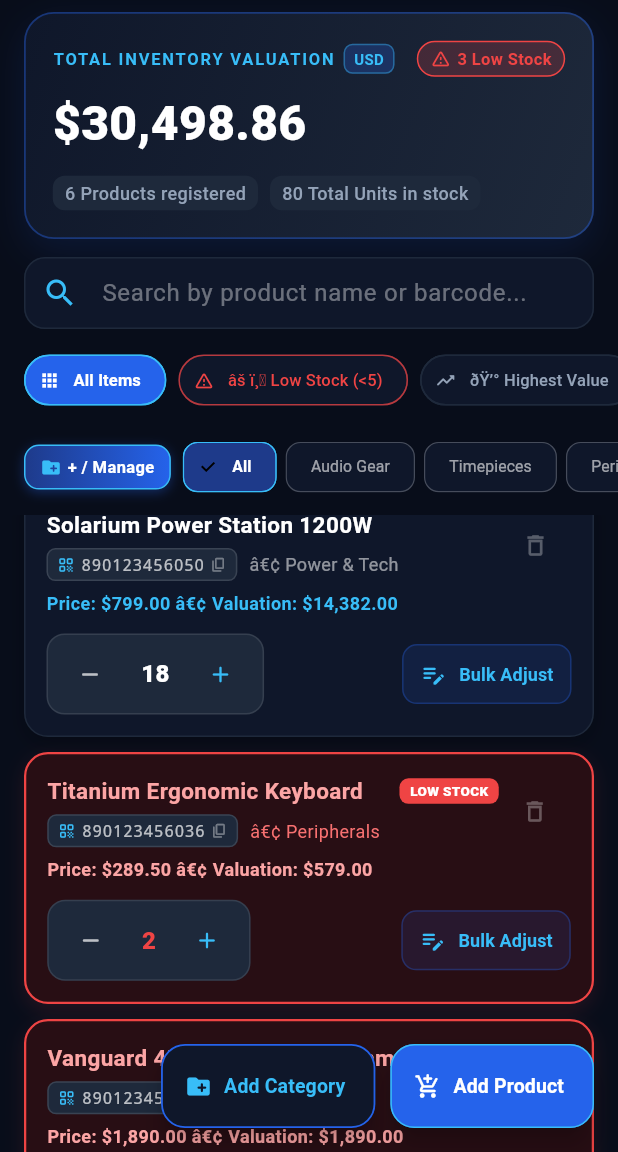
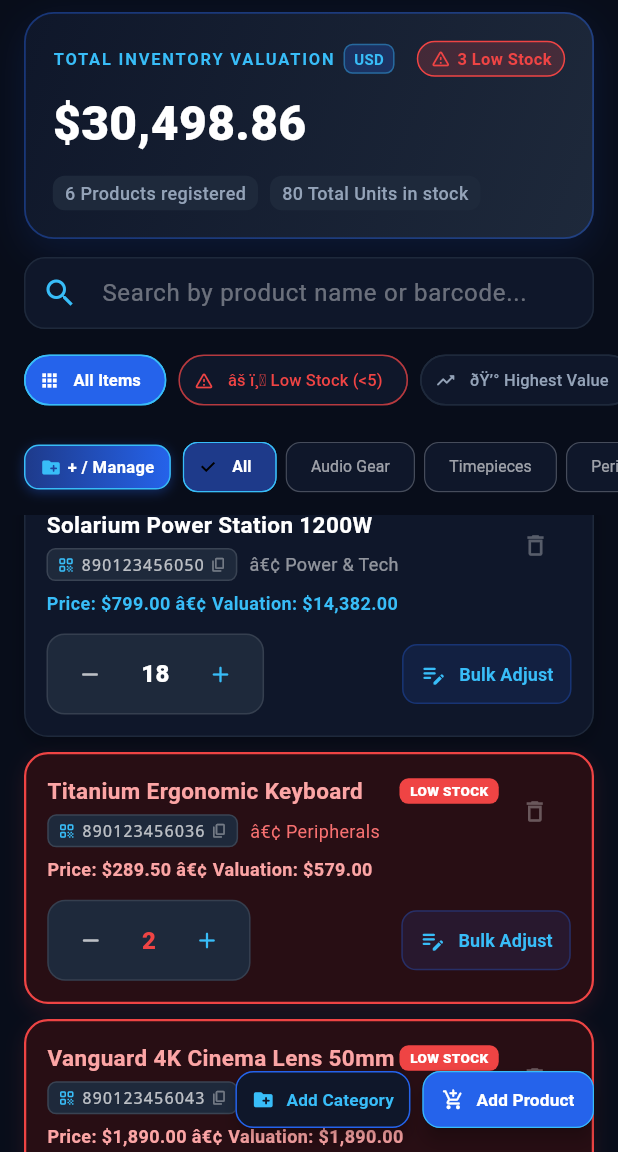
Before and after one commit to Mazen32-afk/Auragithub, a Flutter app: the screen it shows after launch, scrolled down 576 dp, on a phone screen of 412 x 824 dp, the part 84-1236 px from its top. Run offline on Flutter 3.47's test engine with Material 3 defaults, Android fonts, the phone set to English and light mode, and no system bars; our stand-ins replace pdf, share_plus.

Commit message:
Update main.dart

```diff
--- a/lib/main.dart
+++ b/lib/main.dart
@@ -1233,43 +1233,53 @@ class _InventoryScreenState extends State<InventoryScreen> {
         ],
       ),
 
-      // Dual Action Floating Buttons: Add Category & Add Product
+      // Dual Action Floating Buttons: Add Category & Add Product (Compact & Sleek)
       floatingActionButton: Row(
         mainAxisSize: MainAxisSize.min,
         children: [
-          // 1. Add Category Button
-          FloatingActionButton.extended(
+          // 1. Add Category Button (Proportionately Compact)
+          SizedBox(
+            height: 38,
+            child: FloatingActionButton.extended(
               heroTag: 'add_category_fab',
+              materialTapTargetSize: MaterialTapTargetSize.shrinkWrap,
+              extendedPadding: const EdgeInsets.symmetric(horizontal: 11),
               onPressed: () => _openAddCategoryDialog(),
               backgroundColor: const Color(0xFF0F172A),
               foregroundColor: const Color(0xFF38BDF8),
-            elevation: 6,
+              elevation: 4,
               shape: RoundedRectangleBorder(
-              borderRadius: BorderRadius.circular(16),
-              side: const BorderSide(color: Color(0xFF2563EB), width: 1.2),
-            ),
-            icon: const Icon(Icons.create_new_folder_rounded, size: 18),
+                borderRadius: BorderRadius.circular(12),
+                side: const BorderSide(color: Color(0xFF2563EB), width: 1.0),
+              ),
+              icon: const Icon(Icons.create_new_folder_rounded, size: 15),
               label: const Text(
                 'Add Category',
-              style: TextStyle(fontWeight: FontWeight.bold, fontSize: 13),
-            ),
-          ),
-          const SizedBox(width: 10),
-          // 2. Add Product Button
-          FloatingActionButton.extended(
+                style: TextStyle(fontWeight: FontWeight.bold, fontSize: 11.5),
+              ),
+            ),
+          ),
+          const SizedBox(width: 8),
+          // 2. Add Product Button (Proportionately Compact)
+          SizedBox(
+            height: 38,
+            child: FloatingActionButton.extended(
               heroTag: 'add_product_fab',
+              materialTapTargetSize: MaterialTapTargetSize.shrinkWrap,
+              extendedPadding: const EdgeInsets.symmetric(horizontal: 13),
               onPressed: _openAddProductDialog,
               backgroundColor: const Color(0xFF2563EB),
               foregroundColor: Colors.white,
-            elevation: 8,
+              elevation: 5,
               shape: RoundedRectangleBorder(
-              borderRadius: BorderRadius.circular(16),
-              side: const BorderSide(color: Color(0xFF38BDF8), width: 1),
-            ),
-            icon: const Icon(Icons.add_shopping_cart_rounded, size: 18),
+                borderRadius: BorderRadius.circular(12),
+                side: const BorderSide(color: Color(0xFF38BDF8), width: 0.8),
+              ),
+              icon: const Icon(Icons.add_shopping_cart_rounded, size: 15),
               label: const Text(
                 'Add Product',
-              style: TextStyle(fontWeight: FontWeight.bold, fontSize: 13),
+                style: TextStyle(fontWeight: FontWeight.bold, fontSize: 11.5),
+              ),
             ),
           ),
         ],
@@ -1599,7 +1609,7 @@ class _InventoryScreenState extends State<InventoryScreen> {
                     ),
                   )
                 : ListView.builder(
-                    padding: const EdgeInsets.only(left: 16, right: 16, top: 4, bottom: 85),
+                    padding: const EdgeInsets.only(left: 16, right: 16, top: 4, bottom: 65),
                     itemCount: filteredProducts.length,
                     itemBuilder: (context, index) {
                       final product = filteredProducts[index];
```
Lines whose indentation alone changed are shown as unchanged.
